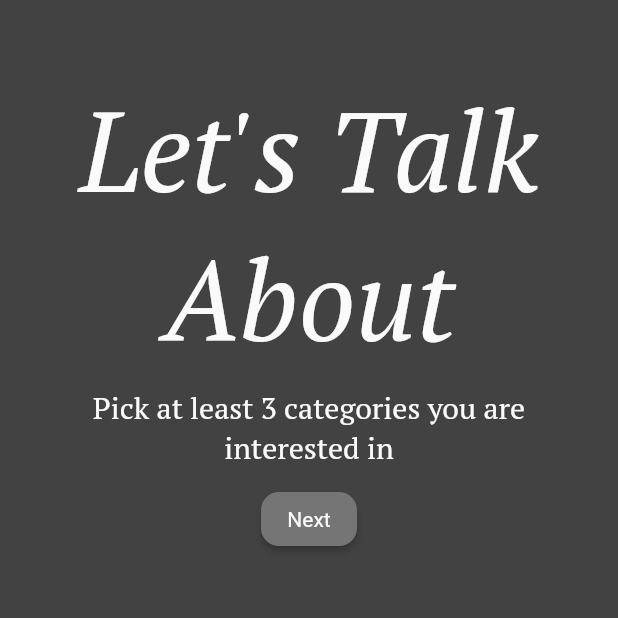
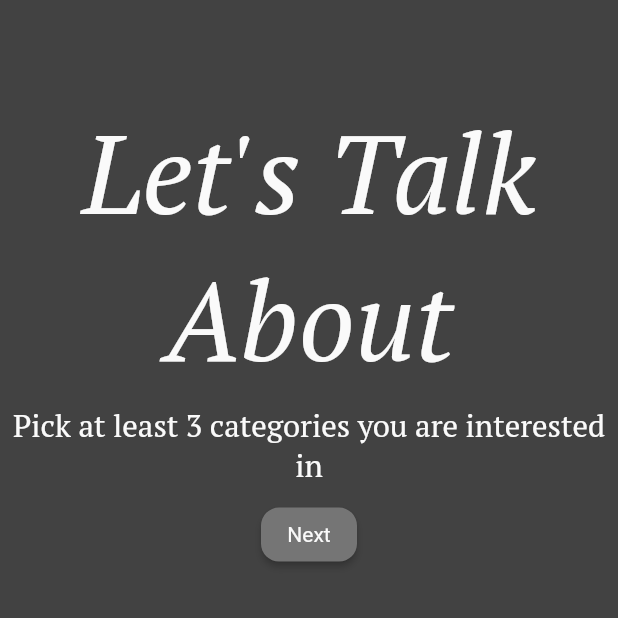
Before and after one commit to Naroooma/the_graey_area, a Flutter app: the screen it shows once a user with an empty profile is signed in, in the side drawer, after a tap on "Categories", on a phone screen of 412 x 824 dp, the top half of it. Run offline on Flutter 3.47's test engine with Material 2 defaults, Android fonts, the phone set to English and light mode, and no system bars; our stand-ins replace auto_size_text, cloud_firestore, firebase_auth, hexcolor; accounts and stored records are empty.

Commit message:
responsive start

```diff
--- a/lib/screens/auth_screen.dart
+++ b/lib/screens/auth_screen.dart
@@ -58,10 +58,12 @@ class _AuthScreenState extends State<AuthScreen> {
   @override
   Widget build(BuildContext context) {
     var _screenSize = MediaQuery.of(context).size;
+    var _screenheight = _screenSize.height - MediaQuery.of(context).padding.top;
+
     return Scaffold(
       body: Center(
         child: Padding(
-          padding: EdgeInsets.all(_screenSize.width / 20),
+          padding: EdgeInsets.all(_screenheight * 0.04),
           child: Form(
             key: _formKey,
             child: SingleChildScrollView(
@@ -75,11 +77,11 @@ class _AuthScreenState extends State<AuthScreen> {
                       color: Theme.of(context).primaryColor,
                       fontFamily: 'PT_Serif',
                       fontStyle: FontStyle.italic,
-                      fontSize: _screenSize.width / 5.5,
+                      fontSize: _screenheight * 0.09,
                     ),
                   ),
                   SizedBox(
-                    height: _screenSize.width / 20,
+                    height: _screenheight * 0.025,
                   ),
                   Text(
                     _isLogin ? 'Log In' : 'Sign Up',
@@ -87,11 +89,11 @@ class _AuthScreenState extends State<AuthScreen> {
                       color: Theme.of(context).primaryColor,
                       fontFamily: 'PT_Serif',
                       fontWeight: FontWeight.bold,
-                      fontSize: _screenSize.width / 20,
+                      fontSize: _screenheight * 0.025,
                     ),
                   ),
                   SizedBox(
-                    height: _screenSize.width / 15,
+                    height: _screenheight * 0.04,
                   ),
                   TextFormField(
                     style: TextStyle(color: Theme.of(context).accentColor),
@@ -115,7 +117,7 @@ class _AuthScreenState extends State<AuthScreen> {
                     },
                   ),
                   SizedBox(
-                    height: _screenSize.width / 40,
+                    height: _screenheight * 0.015,
                   ),
                   if (!_isLogin)
                     TextFormField(
@@ -140,7 +142,7 @@ class _AuthScreenState extends State<AuthScreen> {
                     ),
                   if (!_isLogin)
                     SizedBox(
-                      height: _screenSize.width / 40,
+                      height: _screenheight * 0.015,
                     ),
                   TextFormField(
                     key: ValueKey('password'),
@@ -161,7 +163,7 @@ class _AuthScreenState extends State<AuthScreen> {
                     },
                   ),
                   SizedBox(
-                    height: _screenSize.width / 40,
+                    height: _screenheight * 0.025,
                   ),
                   Align(
                     alignment: Alignment.centerRight,
@@ -180,7 +182,7 @@ class _AuthScreenState extends State<AuthScreen> {
                     ),
                   ),
                   SizedBox(
-                    height: _screenSize.width / 40,
+                    height: _screenheight * 0.025,
                   ),
                   TextButton(
                     style: ButtonStyle(
@@ -189,7 +191,8 @@ class _AuthScreenState extends State<AuthScreen> {
                       ),
                       shape: MaterialStateProperty.all<OutlinedBorder>(
                         RoundedRectangleBorder(
-                          borderRadius: BorderRadius.circular(12.0),
+                          borderRadius:
+                              BorderRadius.circular(_screenheight * 0.025),
                         ),
                       ),
                     ),
--- a/lib/screens/category_picker_screen.dart
+++ b/lib/screens/category_picker_screen.dart
@@ -20,6 +20,10 @@ class CategoryPickerScreen extends StatelessWidget {
 
     List<dynamic> allCategories = Provider.of<List<Category>>(context);
 
+    var _screenheight =
+        MediaQuery.of(context).size.height - MediaQuery.of(context).padding.top;
+    var _screenwidth = MediaQuery.of(context).size.width;
+
     return Scaffold(
       backgroundColor: Theme.of(context).primaryColor,
       body: Center(
@@ -30,11 +34,14 @@ class CategoryPickerScreen extends StatelessWidget {
             if (snapshot.connectionState == ConnectionState.waiting) {
               return CircularProgressIndicator();
             } else {
+              Provider.of<Categories>(context, listen: false)
+                  .initCategory(snapshot.data);
+              print('WAAAA');
               return Column(
                 mainAxisAlignment: MainAxisAlignment.center,
                 children: [
                   SizedBox(
-                    height: 50,
+                    height: _screenheight * 0.08,
                   ),
                   Text(
                     "Let's Talk About",
@@ -43,19 +50,19 @@ class CategoryPickerScreen extends StatelessWidget {
                       color: Theme.of(context).accentColor,
                       fontFamily: 'PT_Serif',
                       fontStyle: FontStyle.italic,
-                      fontSize: 75,
+                      fontSize: _screenheight * 0.09,
                     ),
                   ),
                   Consumer<Categories>(
                     builder: (context, provider, child) {
                       // initialize provider to match favCategories from firebase
-                      provider.initCategory(snapshot.data);
+                      print(provider.getFavCategories);
                       return Column(
                         children: [
                           Padding(
                             padding: EdgeInsets.symmetric(
-                              horizontal: 50,
-                              vertical: 10,
+                              horizontal: _screenwidth * 0.02,
+                              vertical: _screenheight * 0.01,
                             ),
                             child: Text(
                               provider.getFavCategories.length < 3
@@ -65,7 +72,7 @@ class CategoryPickerScreen extends StatelessWidget {
                               style: TextStyle(
                                 color: Theme.of(context).accentColor,
                                 fontFamily: 'PT_Serif',
-                                fontSize: 20,
+                                fontSize: _screenheight * 0.025,
                               ),
                             ),
                           ),
@@ -113,6 +120,9 @@ class CategoryPickerScreen extends StatelessWidget {
                         ],
                       );
                     },
+                  ),
+                  SizedBox(
+                    height: _screenheight * 0.02,
                   ),
                   Expanded(
                     child: CategoryList(
--- a/lib/widgets/category/category_list.dart
+++ b/lib/widgets/category/category_list.dart
@@ -2,31 +2,19 @@ import 'package:flutter/material.dart';
 
 import './category_list_button.dart';
 
-class CategoryList extends StatefulWidget {
+class CategoryList extends StatelessWidget {
   final allCategories;
   final favCategories;
 
   CategoryList(this.favCategories, this.allCategories);
 
   @override
-  _CategoryListState createState() => _CategoryListState();
-}
-
-class _CategoryListState extends State<CategoryList> {
-  @override
   Widget build(BuildContext context) {
     return ListView.builder(
-      // padding: EdgeInsets.all(0),
-      itemCount: widget.allCategories.length,
+      padding: EdgeInsets.all(0),
+      itemCount: allCategories.length,
       itemBuilder: (ctx, index) {
-        bool selection = false;
-
-        if (widget.favCategories != null &&
-            widget.favCategories.contains(widget.allCategories[index].name)) {
-          selection = true;
-        }
-
-        return CategoryListButton(widget.allCategories[index], selection);
+        return CategoryListButton(allCategories[index]);
       },
     );
   }
--- a/lib/widgets/category/category_list_button.dart
+++ b/lib/widgets/category/category_list_button.dart
@@ -7,9 +7,8 @@ import '../../providers/categories.dart';
 // ignore: must_be_immutable
 class CategoryListButton extends StatefulWidget {
   final catDoc;
-  bool _selection;
 
-  CategoryListButton(this.catDoc, this._selection);
+  CategoryListButton(this.catDoc);
 
   @override
   _CategoryListButtonState createState() => _CategoryListButtonState();
@@ -18,6 +17,10 @@ class CategoryListButton extends StatefulWidget {
 class _CategoryListButtonState extends State<CategoryListButton> {
   @override
   Widget build(BuildContext context) {
+    var _screenheight =
+        MediaQuery.of(context).size.height - MediaQuery.of(context).padding.top;
+    var _screenwidth = MediaQuery.of(context).size.width;
+
     return Material(
       color: HexColor(widget.catDoc.color).withOpacity(0.8),
       child: InkResponse(
@@ -38,11 +41,11 @@ class _CategoryListButtonState extends State<CategoryListButton> {
           decoration: BoxDecoration(
             border: Provider.of<Categories>(context, listen: false)
                     .inCategory(widget.catDoc.name)
-                ? Border.all(width: 5, color: Colors.white)
+                ? Border.all(width: _screenwidth * 0.01, color: Colors.white)
                 : null,
           ),
-          height: 60,
-          padding: EdgeInsets.all(5),
+          height: _screenheight * 0.075,
+          padding: EdgeInsets.all(_screenheight * 0.007),
           child: Center(
             child: FittedBox(
               fit: BoxFit.fitWidth,
```
